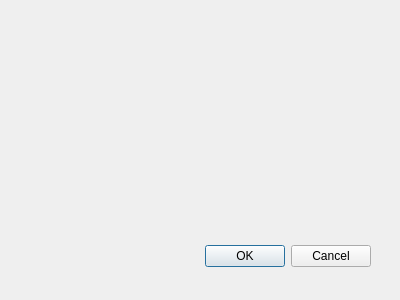
Old version of the form src/paraxial_trace_dialog.ui in the repository heterophyllus/Geopter.
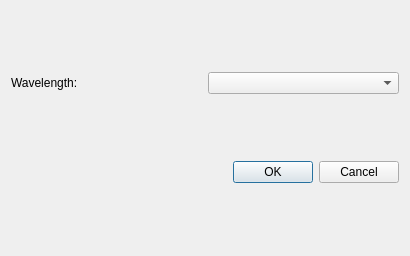
New version of the form.

Diff of the .ui file:
```diff
--- a/src/paraxial_trace_dialog.ui
+++ b/src/paraxial_trace_dialog.ui
@@ -8,22 +8,26 @@
    <rect>
     <x>0</x>
     <y>0</y>
-    <width>400</width>
-    <height>300</height>
+    <width>410</width>
+    <height>256</height>
    </rect>
   </property>
   <property name="windowTitle">
    <string>Dialog</string>
   </property>
-  <widget name="buttonBox" class="QDialogButtonBox">
-   <property name="geometry">
-    <rect>
-     <x>30</x>
-     <y>240</y>
-     <width>341</width>
-     <height>32</height>
-    </rect>
-   </property>
+  <layout class="QGridLayout" name="gridLayout">
+   <item row="0" column="0">
+    <widget class="QLabel" name="label">
+     <property name="text">
+      <string>Wavelength: </string>
+     </property>
+    </widget>
+   </item>
+   <item row="0" column="1">
+    <widget class="QComboBox" name="comboWvl"/>
+   </item>
+   <item row="1" column="0" colspan="2">
+    <widget class="QDialogButtonBox" name="buttonBox">
    <property name="orientation">
     <enum>Qt::Horizontal</enum>
    </property>
@@ -31,6 +35,8 @@
     <set>QDialogButtonBox::Cancel|QDialogButtonBox::Ok</set>
    </property>
   </widget>
+   </item>
+  </layout>
  </widget>
  <pixmapfunction/>
  <resources/>
```
Left out of the diff: 7 changed lines with no effect on the pictures. Lines whose indentation alone changed are shown as unchanged.
